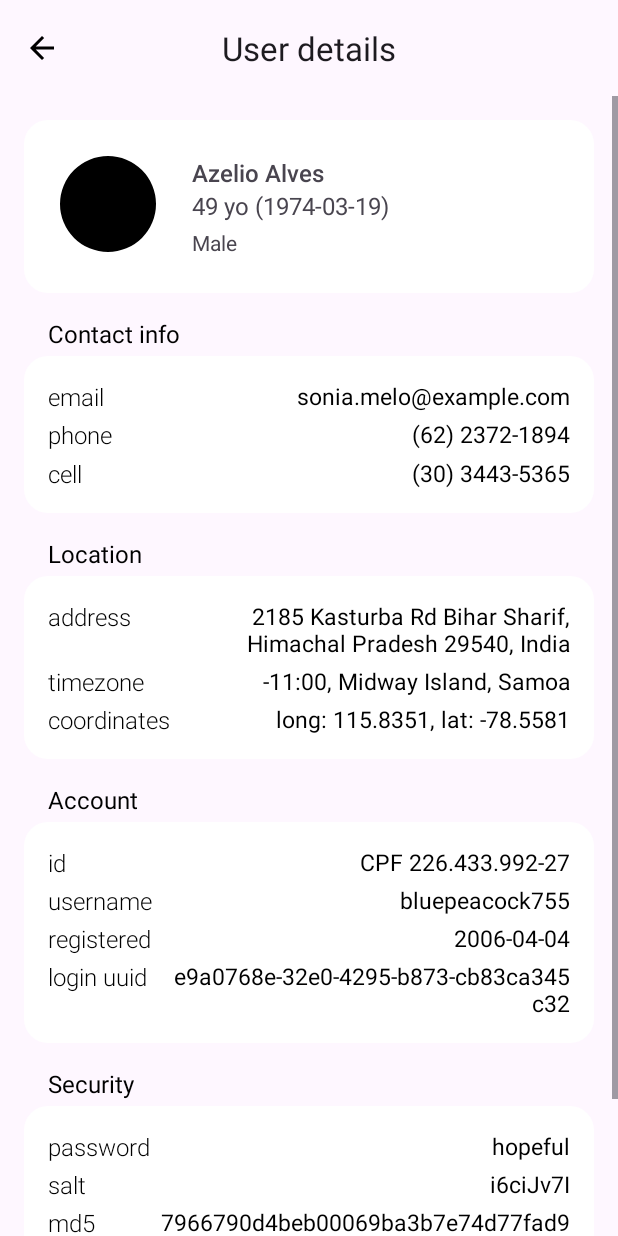
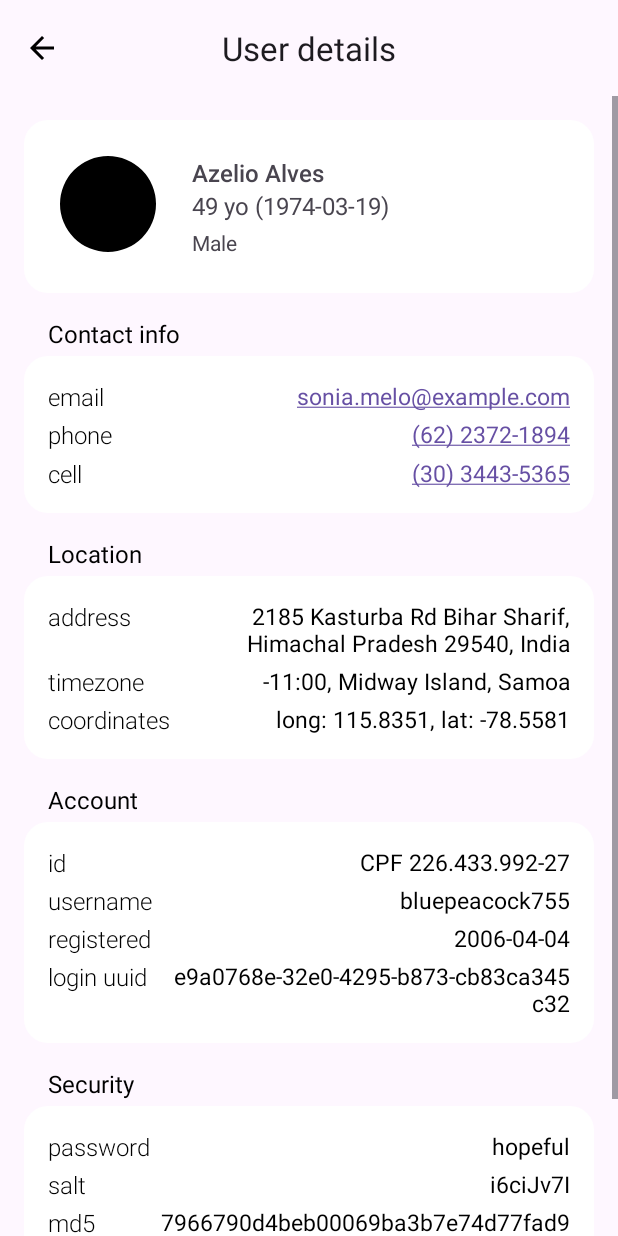
Before and after one commit to freeBebra/Test-Task, an Android app: the layout fragment_user_details.xml on its own in the app's theme, with its tools: preview values and no code run, on a phone screen of 412 x 824 dp. Run offline under Robolectric (Android 15) with nearby library versions, the phone set to English and light mode, and no system bars; network calls fail.

Commit message:
feat: add links for email, address, coordinates, phone numbers

```diff
--- a/app/src/main/res/layout/fragment_user_details.xml
+++ b/app/src/main/res/layout/fragment_user_details.xml
@@ -144,6 +144,8 @@
                     android:layout_height="wrap_content"
                     android:layout_marginStart="12dp"
                     android:layout_marginEnd="32dp"
+                    android:autoLink="email"
+                    android:linksClickable="true"
                     android:text='@{viewModel.user != null ? viewModel.user.email : "" }'
                     android:textAlignment="viewEnd"
                     android:textColor="@color/black"
@@ -172,6 +174,8 @@
                     android:layout_height="wrap_content"
                     android:layout_marginStart="12dp"
                     android:layout_marginEnd="32dp"
+                    android:autoLink="phone"
+                    android:linksClickable="true"
                     android:text='@{viewModel.user != null ? viewModel.user.phone : ""}'
                     android:textAlignment="viewEnd"
                     android:textColor="@color/black"
@@ -200,6 +204,8 @@
                     android:layout_height="wrap_content"
                     android:layout_marginStart="12dp"
                     android:layout_marginEnd="32dp"
+                    android:autoLink="phone"
+                    android:linksClickable="true"
                     android:text='@{viewModel.user != null ? viewModel.user.cell: ""}'
                     android:textAlignment="viewEnd"
                     android:textColor="@color/black"
@@ -254,6 +260,7 @@
                     android:layout_height="wrap_content"
                     android:layout_marginStart="12dp"
                     android:layout_marginEnd="32dp"
+                    android:onClick="@{(view) -> viewModel.onAddressClick(view)}"
                     android:text='@{viewModel.user != null ? viewModel.user.location.address.toString() : ""}'
                     android:textAlignment="viewEnd"
                     android:textColor="@color/black"
@@ -309,8 +316,9 @@
                     android:layout_width="0dp"
                     android:layout_height="wrap_content"
                     android:layout_marginStart="12dp"
+                    android:onClick="@{(view) -> viewModel.onCoordinatesClick(view)}"
                     android:layout_marginEnd="32dp"
-                    android:text='@{viewModel.user != null ? @string/coordinates(viewModel.user.location.coordinates.longitude, viewModel.user.location.coordinates.latitude) : "" }'
+                    android:text='@{viewModel.user != null ? @string/coordinates_value(viewModel.user.location.coordinates.longitude, viewModel.user.location.coordinates.latitude) : "" }'
                     android:textAlignment="viewEnd"
                     android:textColor="@color/black"
                     android:textSize="15sp"
```
Also changed, not shown: app/src/main/res/layout/user_details_section.xml (deleted, +0 -44 lines).
